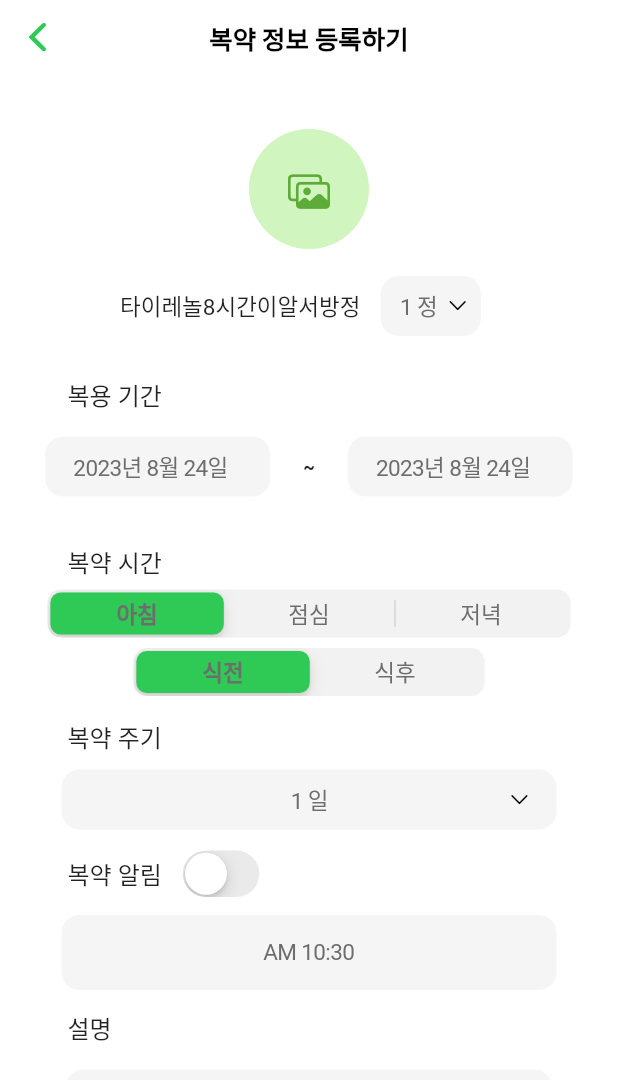
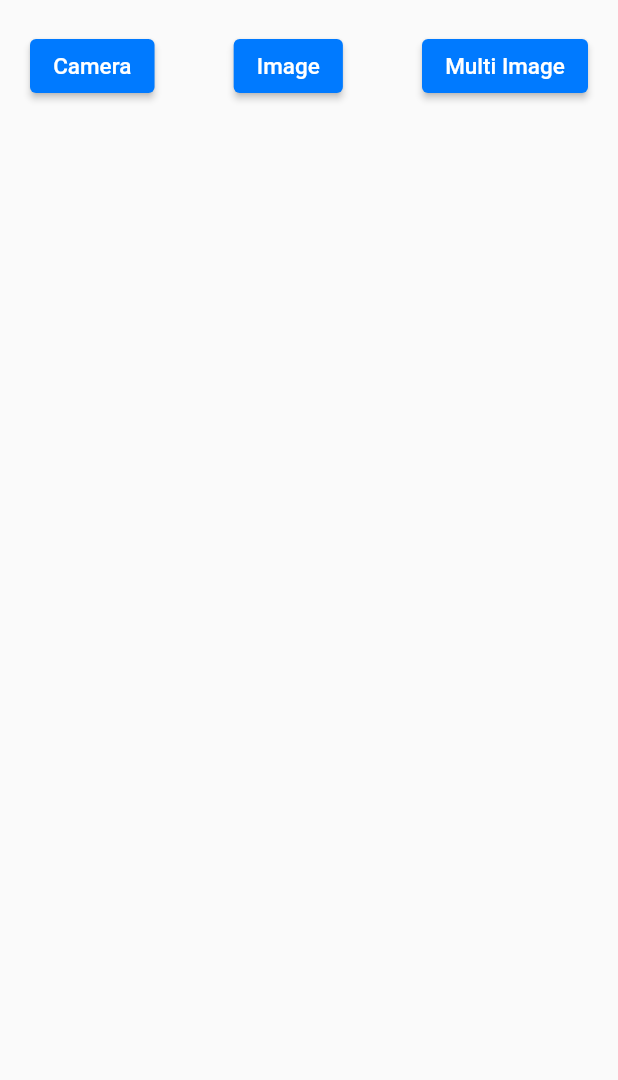
Before and after one commit to StopSoo/WhatIsMethIs-App, a Flutter app: the screen it shows after launch, on a phone screen of 412 x 824 dp. Shown: the top 1080 px of the screen. Run offline on Flutter 3.47's test engine with Material 2 defaults, Android fonts, the phone set to English and light mode, and no system bars; our stand-ins replace image_picker, smooth_page_indicator.

Commit message:
reflect the amendments about buttons

```diff
--- a/lib/main.dart
+++ b/lib/main.dart
@@ -1,6 +1,8 @@
 import 'package:flutter/material.dart';
 import 'package:flutter/cupertino.dart';
 import 'package:flutter_application/constants/colors.dart';
+import 'package:flutter_application/widget/choosePic.dart';
+import 'package:flutter_localizations/flutter_localizations.dart';
 import 'package:flutter_application/screen/mainScreenAfterLogin.dart';
 import 'package:flutter_application/screen/mainScreenBeforeLogin.dart';
 import 'package:flutter_application/screen/registerMedInfoAuto.dart';
@@ -18,7 +20,8 @@ import 'screen/name_result.dart';
 
 void main() {
   runApp(// 하나의 위젯(시작점)을 파라미터로 전달 받는 runApp 함수
-      MyApp());
+    MyApp()
+  );
 }
 
 class MyApp extends StatelessWidget {
@@ -27,7 +30,17 @@ class MyApp extends StatelessWidget {
   static const String _title = 'ChalKak Medicine';
   @override
   Widget build(BuildContext context) {
-    return const CupertinoApp(
+    return CupertinoApp(
+      // datePickerWidget 언어 한글로 변경
+      localizationsDelegates: [
+        GlobalMaterialLocalizations.delegate,
+        GlobalWidgetsLocalizations.delegate,
+        GlobalCupertinoLocalizations.delegate,
+      ],
+      supportedLocales: [
+        const Locale('ko', 'KO'),
+      ],
+      // debug 로고 제거
       debugShowCheckedModeBanner: false,
       theme: CupertinoThemeData(
         textTheme: CupertinoTextThemeData(
@@ -36,7 +49,7 @@ class MyApp extends StatelessWidget {
           ),
         ),
       ),
-      home: const RegisterMedPageAuto(title: ''),
+      home: const ImagePickerScreen(),
     );
   }
 }
--- a/lib/screen/registerMedInfoAuto.dart
+++ b/lib/screen/registerMedInfoAuto.dart
@@ -10,7 +10,6 @@ import 'package:flutter_application/widget/medCycleWidget.dart';
 import 'package:flutter_application/widget/medTimeBeAfButton.dart';
 import 'package:flutter_application/widget/medTimeButton.dart';
 
-// 3. 복약 정보 등록하기 화면 - 자동 등록
 class RegisterMedPageAuto extends StatefulWidget {
   const RegisterMedPageAuto({super.key, required this.title});
 
@@ -30,13 +29,20 @@ class _RegisterMedPageAutoState extends State<RegisterMedPageAuto> {
 
   @override
   Widget build(BuildContext context) {
-    return Scaffold(
+    return safeAreaPage(
+    Colors.white,
+    Colors.white,
+      Scaffold(
         resizeToAvoidBottomInset: false,
         body: SingleChildScrollView(
-          child: Column(children: <Widget>[
+          child: Column(
+            children: <Widget>[
               RegisterMed(),
-          ]),
-        ));
+            ]
+          ),
+        )
+      ),
+    );
   }
 }
 
@@ -56,10 +62,8 @@ class _RegisterMedState extends State<RegisterMed> {
 
   @override
   Widget build(BuildContext context) {
-    return safeAreaPage(
-      Colors.white,
-      Colors.white,
-      Container(
+    return Container(
+      decoration: BoxDecoration(color: white),
       child: Column(
         children: <Widget>[
           defaultHeader('복약 정보 등록하기', context, SizedBox(width: 30)),
@@ -106,19 +110,28 @@ class _RegisterMedState extends State<RegisterMed> {
               style: TextStyle(
                 fontSize: 16,
                 fontWeight: FontWeight.w500,
-                    ))),
+              )
+            )
+          ),
           Container(
             alignment: Alignment.center,
             child:
-                  Row(mainAxisAlignment: MainAxisAlignment.center, children: [
+              Row(
+                mainAxisAlignment: MainAxisAlignment.center,
+                children: [
                   DatePickerWidget(),
                   SizedBox(width: 2),
-                Text('~',
-                    style:
-                        TextStyle(fontSize: 12, fontWeight: FontWeight.w700)),
+                  Text(
+                    '~',
+                    style: TextStyle(
+                      fontSize: 12,
+                      fontWeight: FontWeight.w700
+                    )
+                  ),
                   SizedBox(width: 2),
                   DatePickerWidget(),
-              ]),
+                ]
+              ),
           ),
           SizedBox(height: 15),
           // 복약 시간
@@ -208,7 +221,6 @@ class _RegisterMedState extends State<RegisterMed> {
           ),
         ],
       ),
-      ),
     );
   }
 }
--- /dev/null
+++ b/lib/widget/choosePic.dart
@@ -0,0 +1,135 @@
+import 'dart:io';
+
+import 'package:flutter/material.dart';
+import 'package:image_picker/image_picker.dart';
+
+class ImagePickerScreen extends StatefulWidget {
+  const ImagePickerScreen({Key? key}) : super(key: key);
+
+  @override
+  State<ImagePickerScreen> createState() => _ImagePickerScreenState();
+}
+
+class _ImagePickerScreenState extends State<ImagePickerScreen> {
+  final ImagePicker _picker = ImagePicker();
+  final List<XFile?> _pickedImages = [];
+
+  // 카메라, 갤러리에서 이미지 1개 불러오기
+  // ImageSource.galley , ImageSource.camera
+  void getImage(ImageSource source) async {
+    final XFile? image = await _picker.pickImage(source: source);
+
+    setState(() {
+      _pickedImages.add(image);
+    });
+  }
+
+  // 이미지 여러개 불러오기
+  void getMultiImage() async {
+    final List<XFile>? images = await _picker.pickMultiImage();
+
+    if (images != null) {
+      setState(() {
+        _pickedImages.addAll(images);
+      });
+    }
+  }
+
+  @override
+  Widget build(BuildContext context) {
+    return Scaffold(
+      body: SafeArea(
+        child: Padding(
+          padding: const EdgeInsets.symmetric(vertical: 20, horizontal: 10),
+          child: Column(
+            children: [
+              _imageLoadButtons(),
+              const SizedBox(height: 20),
+              _gridPhoto(),
+            ],
+          ),
+        ),
+      ),
+    );
+  }
+
+  // 화면 상단 버튼
+  Widget _imageLoadButtons() {
+    return Padding(
+      padding: const EdgeInsets.symmetric(horizontal: 10),
+      child: Row(
+        mainAxisAlignment: MainAxisAlignment.spaceBetween,
+        children: [
+          SizedBox(
+            child: ElevatedButton(
+              onPressed: () => getImage(ImageSource.camera),
+              child: const Text('Camera'),
+            ),
+          ),
+          const SizedBox(width: 20),
+          SizedBox(
+            child: ElevatedButton(
+              onPressed: () => getImage(ImageSource.gallery),
+              child: const Text('Image'),
+            ),
+          ),
+          const SizedBox(width: 20),
+          SizedBox(
+            child: ElevatedButton(
+              onPressed: () => getMultiImage(),
+              child: const Text('Multi Image'),
+            ),
+          ),
+        ],
+      ),
+    );
+  }
+
+  // 불러온 이미지 gridView
+  Widget _gridPhoto() {
+    return Expanded(
+      child: _pickedImages.isNotEmpty
+          ? GridView(
+              gridDelegate: const SliverGridDelegateWithFixedCrossAxisCount(
+                crossAxisCount: 3,
+              ),
+              children: _pickedImages
+                  .where((element) => element != null)
+                  .map((e) => _gridPhotoItem(e!))
+                  .toList(),
+            )
+          : const SizedBox(),
+    );
+  }
+
+  Widget _gridPhotoItem(XFile e) {
+    return Padding(
+      padding: const EdgeInsets.all(2.0),
+      child: Stack(
+        children: [
+          Positioned.fill(
+            child: Image.file(
+              File(e.path),
+              fit: BoxFit.cover,
+            ),
+          ),
+          Positioned(
+            top: 5,
+            right: 5,
+            child: GestureDetector(
+              onTap: () {
+                setState(() {
+                  _pickedImages.remove(e);
+                });
+              },
+              child: const Icon(
+                Icons.cancel_rounded,
+                color: Colors.black87,
+              ),
+            ),
+          )
+        ],
+      ),
+    );
+  }
+}
--- a/pubspec.yaml
+++ b/pubspec.yaml
@@ -31,6 +31,9 @@ dependencies:
   smooth_page_indicator: ^1.1.0
   flutter:
     sdk: flutter
+  flutter_localizations:
+    sdk: flutter
+  image_picker: ^1.0.2
 
 
 
@@ -39,7 +42,7 @@ dependencies:
   cupertino_icons: ^1.0.2
   http:
   flutter_provider: ^2.1.0
-  intl: ^0.18.1
+  intl: ^0.18.0
 
 dev_dependencies:
   flutter_test:
```
Also changed, not shown: lib/screen/myPage.dart (+45 -55 lines), lib/screen/registerMedInfoManual.dart (+5 -40 lines), lib/widget/timePickerWidget.dart (+9 -0 lines), pubspec.lock, 11 other files. Lines whose indentation alone changed are shown as unchanged.
